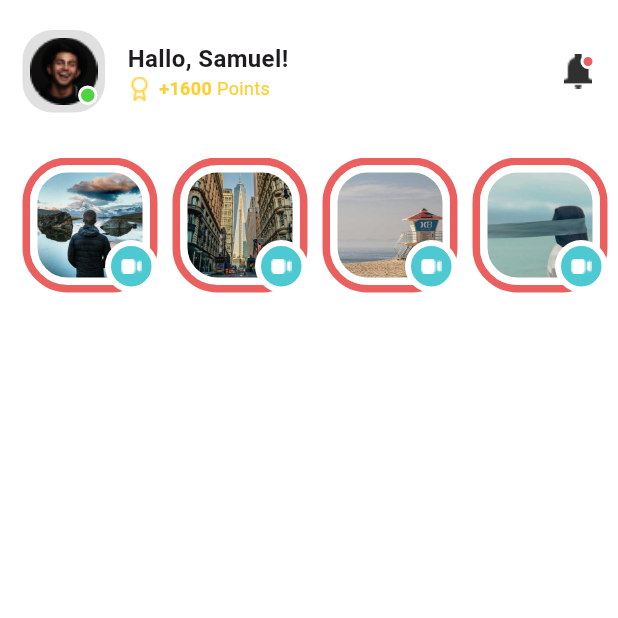
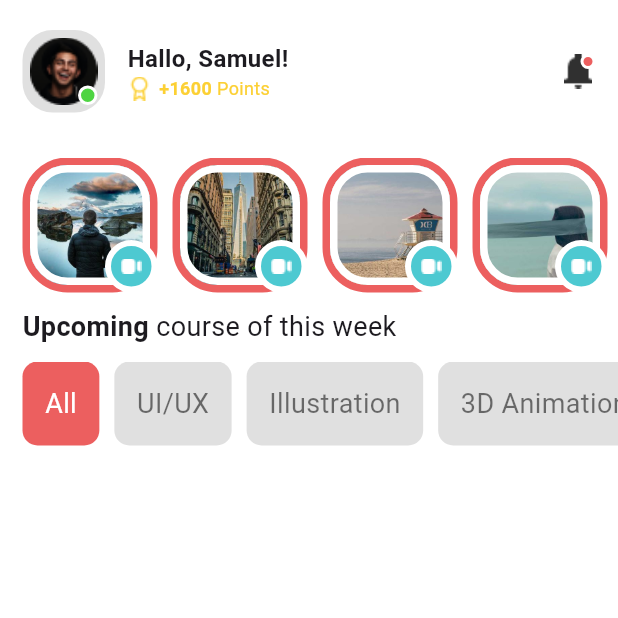
Before and after one commit to masradeen/ajheryuk, a Flutter app: the HomePage screen opened by its route, on a phone screen of 412 x 824 dp, the top half of it. Run offline on Flutter 3.47's test engine with Material 3 defaults, Android fonts, the phone set to English and light mode, and no system bars; our stand-ins replace carousel_slider.

Commit message:
Menambahkan kategory pada tampilan home_page

```diff
--- a/lib/pages/home_page.dart
+++ b/lib/pages/home_page.dart
@@ -1,3 +1,4 @@
+import 'package:carousel_slider/carousel_slider.dart';
 import 'package:flutter/material.dart';
 
 class HomePage extends StatelessWidget {
@@ -142,7 +143,82 @@ class HomePage extends StatelessWidget {
             ),
           ),
           SizedBox(height: 10,),
+          Padding(
+            padding: const EdgeInsets.symmetric(horizontal: 15),
+            child: Row(
+              children: [
+                Text(
+                  "Upcoming ",
+                  style: TextStyle(
+                    fontWeight: FontWeight.bold,
+                    fontSize: 18,
+                  ),
+                ),
+                Text(
+                  "course of this week",
+                  style: TextStyle(
+                    fontSize: 18,
+                  ),
+                ),
+              ],
+            ),
+          ),
+          SizedBox(height: 10,),
+          SingleChildScrollView(
+            scrollDirection: Axis.horizontal,
+            child: Row(
+              children: [
+                SizedBox(width: 15,),
+                CategoryItem(
+                  title: "All",
+                  status: true,
+                ),
+                CategoryItem(
+                  title: "UI/UX",
+                  status: false,
+                ),
+                CategoryItem(
+                  title: "Illustration",
+                  status: false,
+                ),
+                CategoryItem(
+                  title: "3D Animation",
+                  status: false,
+                ),
+              ],
+            ),
+          ),
         ],
+      ),
+    );
+  }
+}
+
+class CategoryItem extends StatelessWidget {
+  CategoryItem({
+    Key? key,
+    required this.title,
+    required this.status,
+  });
+
+  final String title;
+  final bool status;
+
+  @override
+  Widget build(BuildContext context) {
+    return Container(
+      margin: EdgeInsets.only(right: 10),
+      padding: EdgeInsets.all(15),
+      decoration: BoxDecoration(
+        color: status == true ? Color(0xFFEC5F5F) : Colors.grey[300],
+        borderRadius: BorderRadius.circular(10),
+      ),
+      child: Text(
+        title,
+        style: TextStyle(
+          fontSize: 18,
+          color: status == true ? Colors.white : Colors.black54,
+        ),
       ),
     );
   }
--- a/pubspec.yaml
+++ b/pubspec.yaml
@@ -30,6 +30,7 @@ environment:
 dependencies:
   flutter:
     sdk: flutter
+  carousel_slider: ^4.2.1
 
 
   # The following adds the Cupertino Icons font to your application.
```
Also changed, not shown: pubspec.lock.
